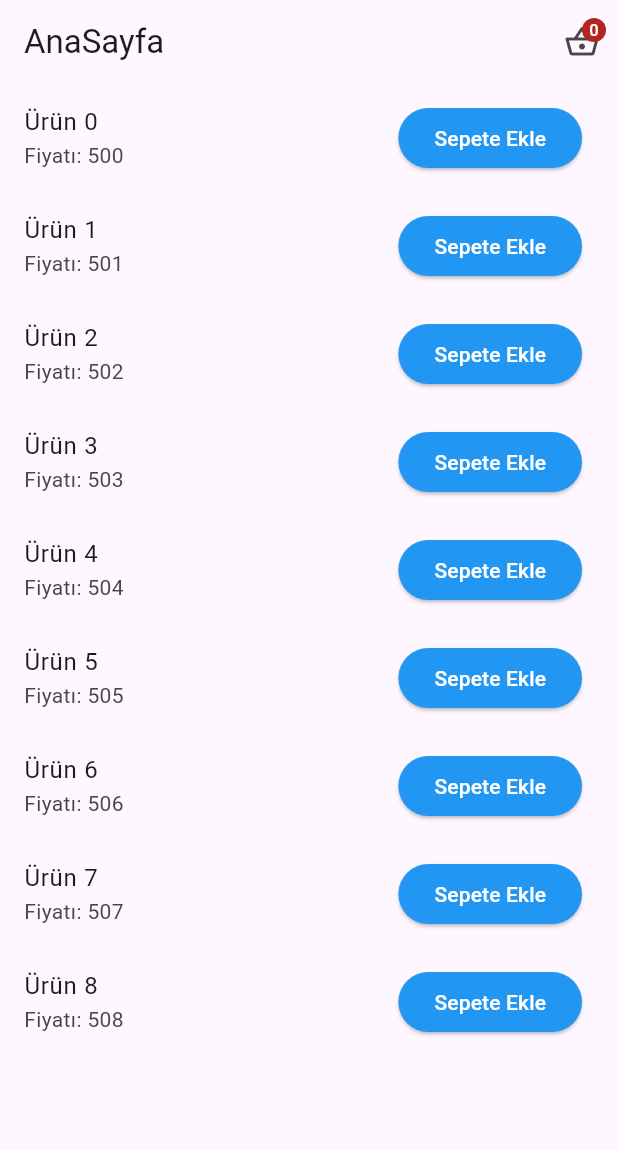
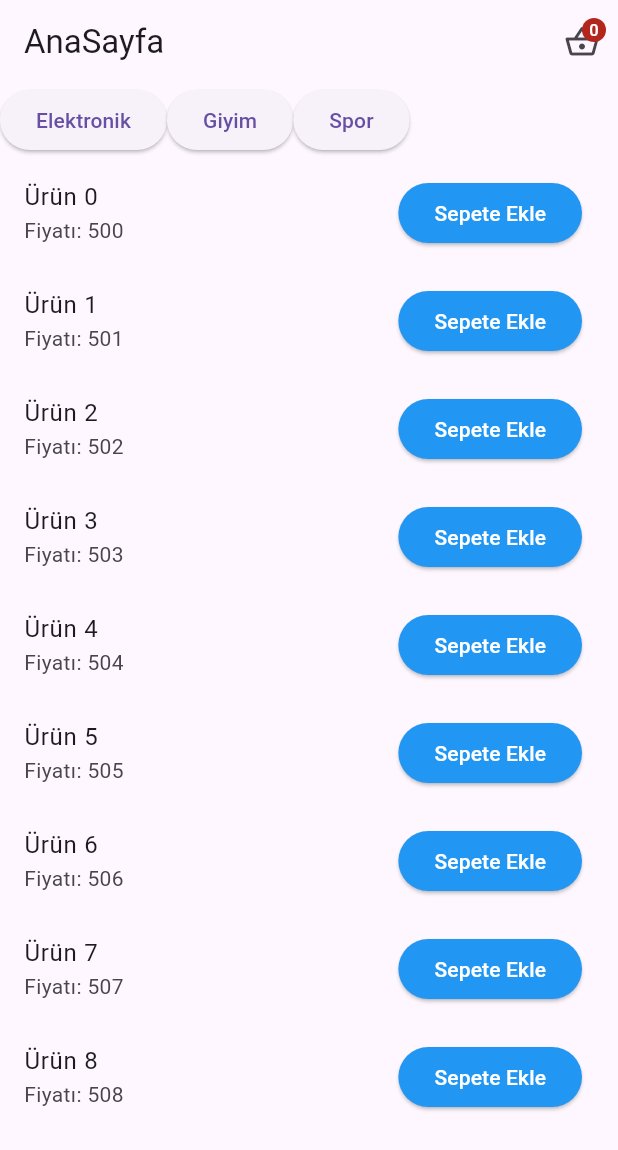
Before and after one commit to hakanyaris/durum_yonetimi_sepet_uygulamasi, a Flutter app: the screen it shows after launch, on a phone screen of 412 x 824 dp. Shown: the top 1150 px of the screen. Run offline on Flutter 3.47's test engine with Material 3 defaults, Android fonts, the phone set to English and light mode, and no system bars.

Commit message:
22.05.2026 iş

```diff
--- a/lib/view/birinci_sayfa.dart
+++ b/lib/view/birinci_sayfa.dart
@@ -49,7 +49,38 @@ class _BirinciSayfaState extends State<BirinciSayfa> {
   Widget _buildBody() {
     return Consumer<AlisverisViewModel>(
       builder: (context, viewModel, child) {
-        return ListView.builder(
+        return Column(
+          children: [
+            SizedBox(
+              height: 50,
+              child: ListView(
+                scrollDirection: Axis.vertical,
+                children: [
+                  Consumer<AlisverisViewModel>(
+                    builder: (context, viewModel, child) {
+                      return Row(
+                        children: [
+                          ElevatedButton(
+                            onPressed: () {},
+                            child: Text(viewModel.favorilerMap[1].toString()),
+                          ),
+                          ElevatedButton(
+                            onPressed: () {},
+                            child: Text(viewModel.favorilerMap[2].toString()),
+                          ),
+                          ElevatedButton(
+                            onPressed: () {},
+                            child: Text(viewModel.favorilerMap[3].toString()),
+                          ),
+                        ],
+                      );
+                    },
+                  ),
+                ],
+              ),
+            ),
+            Expanded(
+              child: ListView.builder(
                 itemCount: viewModel.urunler.length,
                 itemBuilder: (context, index) {
                   return ChangeNotifierProvider.value(
@@ -57,6 +88,9 @@ class _BirinciSayfaState extends State<BirinciSayfa> {
                     child: _buildListItem(index),
                   );
                 },
+              ),
+            ),
+          ],
         );
       },
     );
--- a/lib/view_model/aliveris_view_model.dart
+++ b/lib/view_model/aliveris_view_model.dart
@@ -5,17 +5,18 @@ import 'package:provider/provider.dart';
 
 class AlisverisViewModel with ChangeNotifier {
   List<Urun> urunler = [];
+  Map<int, String> favorilerMap = {
+    1: "Elektronik",
+    2: "Giyim",
+    3: "Spor",
+    4: "Hepsi",
+  };
   AlisverisViewModel() {
     for (int a = 0; a <= 8; a++) {
       Urun urun = Urun(a, "Ürün $a ", a + 500, false, false);
       urunler.add(urun);
     }
-    Map<int, String> favorilerMap = {
-      1: "Elektronik",
-      2: "Giyim",
-      3: "Spor",
-      4: "Hepsi",
-    };
+
     urunler[0].kategori = favorilerMap[1].toString();
     urunler[1].kategori = favorilerMap[2].toString();
     urunler[2].kategori = favorilerMap[3].toString();
@@ -51,4 +52,8 @@ class AlisverisViewModel with ChangeNotifier {
     }
     notifyListeners();
   }
+
+  List<Urun> get filtrelenmisUrun {
+    return urunler.where((a) {a.kategori});
+  }
 }
```
Lines whose indentation alone changed are shown as unchanged.
